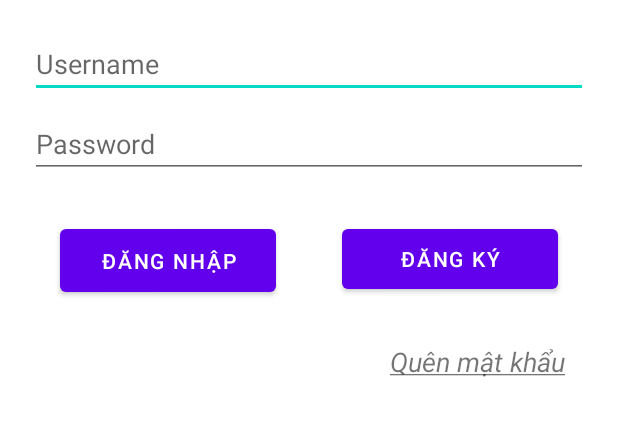
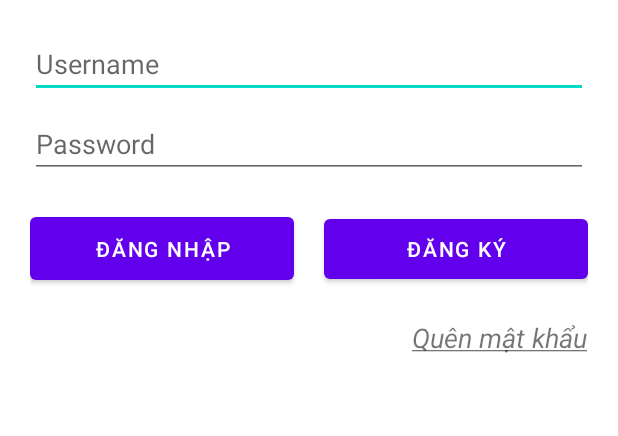
Before and after one commit to kienpython/HUCE-GYM, an Android app: the screen it shows after launch (MainActivity), on a phone screen of 412 x 824 dp, the part 578-1014 px from its top. Run offline under Robolectric (Android 15) with nearby library versions, the phone set to English and light mode, and no system bars; our stand-ins replace data binding.

Commit message:
fix login

```diff
--- a/app/build.gradle
+++ b/app/build.gradle
@@ -14,6 +14,10 @@ android {
         versionName "1.0"
 
         testInstrumentationRunner "androidx.test.runner.AndroidJUnitRunner"
+    }
+
+    packagingOptions {
+        exclude 'META-INF/DEPENDENCIES'
     }
 
     buildTypes {
--- a/app/src/main/res/layout/activity_login.xml
+++ b/app/src/main/res/layout/activity_login.xml
@@ -17,8 +17,7 @@
         <ScrollView
             android:layout_width="match_parent"
             android:layout_height="match_parent"
-            tools:layout_editor_absoluteX="80dp"
-            tools:layout_editor_absoluteY="16dp">
+            tools:layout_editor_absoluteX="80dp">
 
             <androidx.constraintlayout.widget.ConstraintLayout
                 android:layout_width="match_parent"
@@ -46,28 +45,6 @@
                     app:layout_constraintLeft_toLeftOf="@id/imgAvatar"
                     app:layout_constraintRight_toRightOf="@id/imgAvatar"
                     app:layout_constraintTop_toBottomOf="@id/imgAvatar" />
-
-                <Button
-                    android:id="@+id/btnDangKy"
-                    android:layout_width="144dp"
-                    android:layout_height="52dp"
-                    android:layout_marginTop="28dp"
-                    android:layout_marginEnd="40dp"
-                    android:onClick="@{() -> loginViewModel.navigateToRegister()}"
-                    android:text="Đăng ký"
-                    app:layout_constraintEnd_toEndOf="parent"
-                    app:layout_constraintTop_toBottomOf="@id/edPassword" />
-
-                <Button
-                    android:id="@+id/btnDangNhap"
-                    android:layout_width="144dp"
-                    android:layout_height="54dp"
-                    android:layout_marginStart="40dp"
-                    android:layout_marginTop="28dp"
-                    android:onClick="@{() -> loginViewModel.loginUser()}"
-                    android:text="Đăng nhập"
-                    app:layout_constraintStart_toStartOf="parent"
-                    app:layout_constraintTop_toBottomOf="@id/edPassword" />
 
                 <EditText
                     android:id="@+id/edUsername"
@@ -98,16 +75,42 @@
                     android:id="@+id/txtQuenMatKhau"
                     android:layout_width="137dp"
                     android:layout_height="33dp"
-                    android:layout_marginLeft="32dp"
-                    android:layout_marginTop="30dp"
-                    android:layout_marginBottom="20dp"
+                    android:layout_marginTop="20dp"
                     android:text="Quên mật khẩu"
                     android:textSize="18dp"
                     android:textStyle="italic"
-                    app:layout_constraintBottom_toBottomOf="parent"
-                    app:layout_constraintLeft_toLeftOf="@id/btnDangKy"
-                    app:layout_constraintTop_toBottomOf="@id/btnDangKy"
-                    app:layout_constraintVertical_bias="1.0" />
+                    app:layout_constraintEnd_toEndOf="parent"
+                    app:layout_constraintTop_toBottomOf="@+id/linearLayout8" />
+
+                <LinearLayout
+                    android:id="@+id/linearLayout8"
+                    android:layout_width="0dp"
+                    android:layout_height="wrap_content"
+                    android:layout_marginStart="20dp"
+                    android:layout_marginTop="20dp"
+                    android:layout_marginEnd="20dp"
+                    android:orientation="horizontal"
+                    app:layout_constraintEnd_toEndOf="parent"
+                    app:layout_constraintStart_toStartOf="parent"
+                    app:layout_constraintTop_toBottomOf="@+id/edPassword">
+
+                    <Button
+                        android:id="@+id/btnDangNhap"
+                        android:layout_width="144dp"
+                        android:layout_height="54dp"
+                        android:layout_weight="1"
+                        android:layout_marginRight="20dp"
+                        android:onClick="@{() -> loginViewModel.loginUser()}"
+                        android:text="Đăng nhập" />
+
+                    <Button
+                        android:layout_weight="1"
+                        android:id="@+id/btnDangKy"
+                        android:layout_width="144dp"
+                        android:layout_height="52dp"
+                        android:onClick="@{() -> loginViewModel.navigateToRegister()}"
+                        android:text="Đăng ký" />
+                </LinearLayout>
 
             </androidx.constraintlayout.widget.ConstraintLayout>
         </ScrollView>
```
